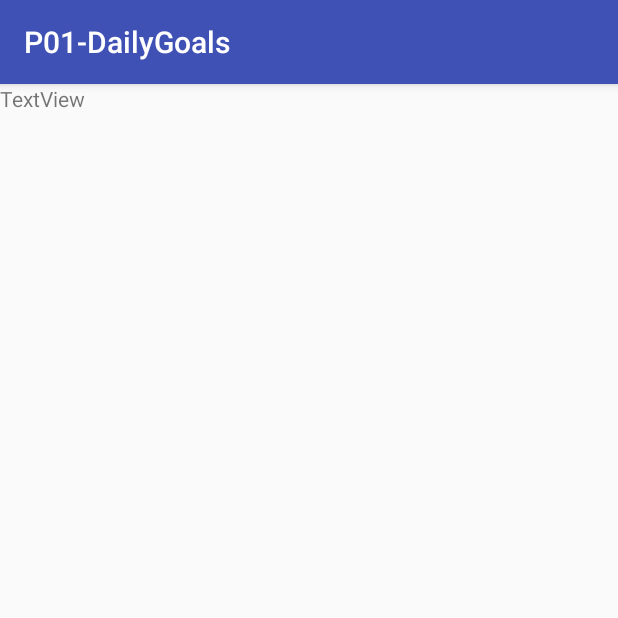
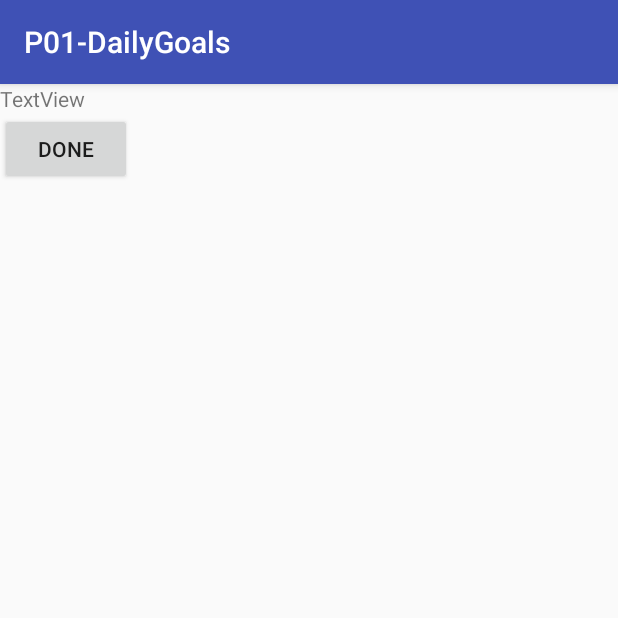
Before and after one commit to AndreRex97/P01-DailyGoals, an Android app: the screen it shows after launch (Main2Activity), after a tap on "OK", on a phone screen of 412 x 824 dp, the top half of it. Run offline under Robolectric (Android 15) with nearby library versions, the phone set to English and light mode, and no system bars; 2 statements that could not run were skipped.

```diff
--- a/app/src/main/java/sg/edu/rp/c346/p01_dailygoals/Main2Activity.java
+++ b/app/src/main/java/sg/edu/rp/c346/p01_dailygoals/Main2Activity.java
@@ -3,6 +3,8 @@ package sg.edu.rp.c346.p01_dailygoals;
 import android.content.Intent;
 import android.support.v7.app.AppCompatActivity;
 import android.os.Bundle;
+import android.view.View;
+import android.widget.Button;
 import android.widget.TextView;
 
 public class Main2Activity extends AppCompatActivity {
@@ -11,6 +13,13 @@ public class Main2Activity extends AppCompatActivity {
     protected void onCreate(Bundle savedInstanceState) {
         super.onCreate(savedInstanceState);
         setContentView(R.layout.activity_main2);
+        Button btnDone = (Button) findViewById(R.id.buttonDone);
+        btnDone.setOnClickListener(new View.OnClickListener() {
+            @Override
+            public void onClick(View view) {
+                finish();
+            }
+        });
         Intent i = getIntent();
         // Get the String array named "info" we passed in
         String[] info = i.getStringArrayExtra("info");
@@ -19,7 +28,7 @@ public class Main2Activity extends AppCompatActivity {
         // Display the name and age on the TextView
         tv1.setText("Read up on materials before class: " + info[0]
                 + "\nArrive on time so as not to miss important part of the lesson: " + info[1]
-        + "\n Attempt the problem myself: " + info[2]
-        + "\n Reflection: " + info[3]);
+                + "\n Attempt the problem myself: " + info[2]
+                + "\n Reflection: " + info[3]);
     }
 }
--- a/app/src/main/java/sg/edu/rp/c346/p01_dailygoals/MainActivity.java
+++ b/app/src/main/java/sg/edu/rp/c346/p01_dailygoals/MainActivity.java
@@ -1,6 +1,8 @@
 package sg.edu.rp.c346.p01_dailygoals;
 
 import android.content.Intent;
+import android.content.SharedPreferences;
+import android.preference.PreferenceManager;
 import android.support.v7.app.AppCompatActivity;
 import android.os.Bundle;
 import android.view.View;
@@ -13,28 +15,29 @@ public class MainActivity extends AppCompatActivity {
     RadioGroup RG1, RG2, RG3;
     EditText etReflection;
     Button btnOK;
+    RadioButton rb1, rb2, rb3;
 
     @Override
     protected void onCreate(Bundle savedInstanceState) {
         super.onCreate(savedInstanceState);
         setContentView(R.layout.activity_main);
+        RG1 = (RadioGroup) findViewById(R.id.RadioGroup1);
+        RG2 = (RadioGroup) findViewById(R.id.RadioGroup2);
+        RG3 = (RadioGroup) findViewById(R.id.RadioGroup3);
+        etReflection = (EditText) findViewById(R.id.editTextReflection);
 
         btnOK = (Button) findViewById(R.id.ButtonOK);
         btnOK.setOnClickListener(new View.OnClickListener() {
             @Override
             public void onClick(View view) {
-                RG1 = (RadioGroup) findViewById(R.id.RadioGroup1);
-                RG2 = (RadioGroup) findViewById(R.id.RadioGroup2);
-                RG3 = (RadioGroup) findViewById(R.id.RadioGroup3);
-                etReflection = (EditText) findViewById(R.id.editTextReflection);
 
                 int RB1 = RG1.getCheckedRadioButtonId();
                 int RB2 = RG2.getCheckedRadioButtonId();
                 int RB3 = RG3.getCheckedRadioButtonId();
 
-                RadioButton rb1 = (RadioButton) findViewById(RB1);
-                RadioButton rb2 = (RadioButton) findViewById(RB2);
-                RadioButton rb3 = (RadioButton) findViewById(RB3);
+                rb1 = (RadioButton) findViewById(RB1);
+                rb2 = (RadioButton) findViewById(RB2);
+                rb3 = (RadioButton) findViewById(RB3);
 
                 String[] info = {rb1.getText().toString(), rb2.getText().toString(), rb3.getText().toString(), etReflection.getText().toString()};
 
@@ -46,7 +49,40 @@ public class MainActivity extends AppCompatActivity {
                 startActivity(i);
             }
         });
+    }
 
+    @Override
+    protected void onPause() {
+        super.onPause();
 
+        int rbFirst = RG1.getCheckedRadioButtonId();
+        int rbSecond = RG2.getCheckedRadioButtonId();
+        int rbThird = RG3.getCheckedRadioButtonId();
+        String strReflection = etReflection.getText().toString();
+
+        SharedPreferences prefs = PreferenceManager.getDefaultSharedPreferences(this);
+        SharedPreferences.Editor prefEdit = prefs.edit();
+        prefEdit.putInt("first", rbFirst);
+        prefEdit.putInt("second", rbSecond);
+        prefEdit.putInt("third", rbThird);
+        prefEdit.putString("reflection", strReflection);
+        prefEdit.commit();
+    }
+
+    @Override
+    protected void onResume() {
+        super.onResume();
+
+        SharedPreferences prefs = PreferenceManager.getDefaultSharedPreferences(MainActivity.this);
+
+        int strFirst = prefs.getInt("first", 0);
+        int strSecond = prefs.getInt("second", 0);
+        int strThird = prefs.getInt("third", 0);
+        String strReflection = prefs.getString("reflection", "");
+
+        etReflection.setText(strReflection);
+        RG1.check(strFirst);
+        RG2.check(strSecond);
+        RG3.check(strThird);
     }
 }
--- a/app/src/main/res/layout/activity_main2.xml
+++ b/app/src/main/res/layout/activity_main2.xml
@@ -2,8 +2,8 @@
 <LinearLayout xmlns:android="http://schemas.android.com/apk/res/android"
     xmlns:app="http://schemas.android.com/apk/res-auto"
     xmlns:tools="http://schemas.android.com/tools"
-    android:layout_width="match_parent"
-    android:layout_height="match_parent"
+    android:layout_width="wrap_content"
+    android:layout_height="wrap_content"
     android:orientation="vertical"
     tools:context="sg.edu.rp.c346.p01_dailygoals.Main2Activity">
 
@@ -14,4 +14,11 @@
         android:layout_weight="1"
         android:text="TextView" />
 
+    <Button
+        android:id="@+id/buttonDone"
+        android:layout_width="wrap_content"
+        android:layout_height="wrap_content"
+        android:layout_weight="1"
+        android:text="Done" />
+
 </LinearLayout>
```
